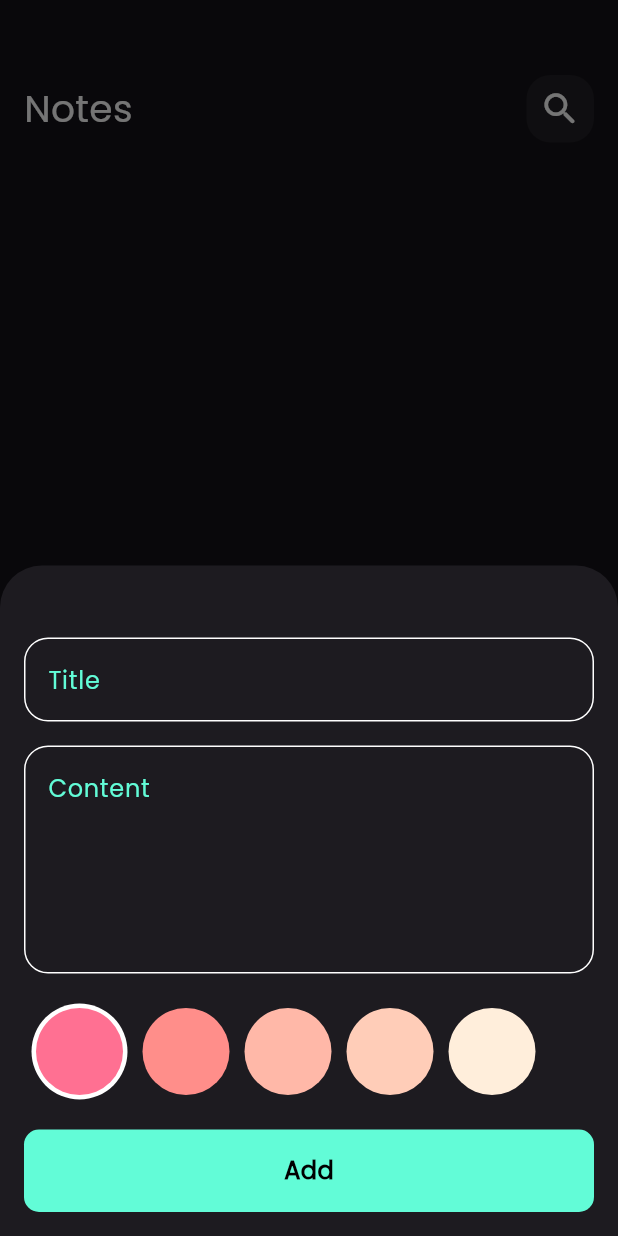
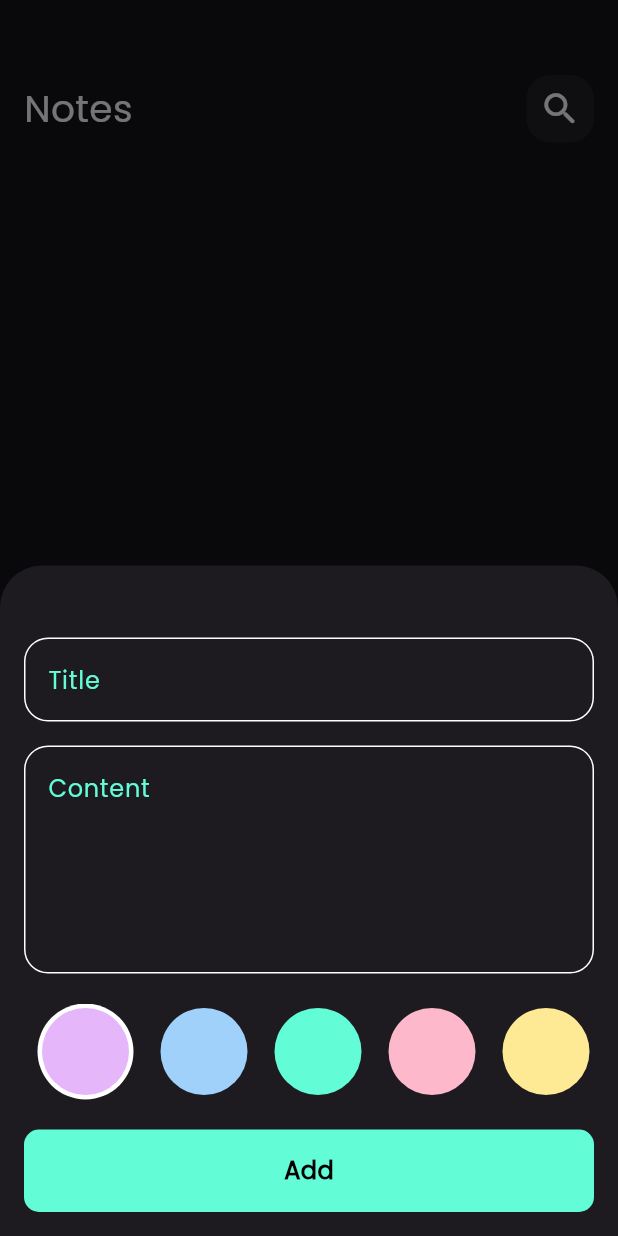
Before and after one commit to aya446/notes_app, a Flutter app: the screen it shows after launch, after a tap on the "add" icon, on a phone screen of 412 x 824 dp. Run offline on Flutter 3.47's test engine with Material 3 defaults, Android fonts, the phone set to English and light mode, and no system bars; our stand-ins replace bloc, flutter_bloc, font_awesome_flutter, hive, hive_flutter; accounts and stored records are empty.

Commit message:
finish adding and editing colors

```diff
--- a/lib/constants.dart
+++ b/lib/constants.dart
@@ -3,3 +3,5 @@ import 'package:flutter/material.dart';
 
 const kPrimaryColor = Color(0xff62FCD7);
 const kNotesBox = 'notes box';
+
+List<int> kColorsList =[ 0xFFe6b6fb , 0xFFa0d1fb , 0xff62FCD7 , 0xFFfeb8cc , 0xFFfee994 ];
--- a/lib/cubits/cubit/add_note_cubit.dart
+++ b/lib/cubits/cubit/add_note_cubit.dart
@@ -8,7 +8,9 @@ part 'add_note_state.dart';
 
 class AddNoteCubit extends Cubit<AddNoteState> {
   AddNoteCubit() : super(AddNoteInitial());
+  int color = 0xff62FCD7 ;
   addNote(NoteModel note) async {
+    note.color = color ;
     emit(AddNoteLoading());
     try {
       var NotesBox = Hive.box<NoteModel>(kNotesBox);
--- a/lib/cubits/cubit/notes_cubit.dart
+++ b/lib/cubits/cubit/notes_cubit.dart
@@ -9,6 +9,7 @@ part 'notes_state.dart';
 
 class NotesCubit extends Cubit<NotesState> {
   NotesCubit() : super(NotesInitial());
+
   List<NoteModel>? notes;
   fetchAllNotes(){
     notes =  Hive.box<NoteModel>(kNotesBox).values.toList();
--- a/lib/widgets/colors_list_view.dart
+++ b/lib/widgets/colors_list_view.dart
@@ -1,4 +1,7 @@
 import 'package:flutter/material.dart';
+import 'package:flutter_bloc/flutter_bloc.dart';
+import 'package:notes_app/constants.dart';
+import 'package:notes_app/cubits/cubit/add_note_cubit.dart';
 
 class ColorItem extends StatelessWidget {
   const ColorItem({super.key, required this.isActive, required this.color});
@@ -7,7 +10,7 @@ class ColorItem extends StatelessWidget {
   @override
   Widget build(BuildContext context) {
     return Padding(
-        padding: const EdgeInsets.symmetric(horizontal: 5.0),
+        padding: const EdgeInsets.symmetric(horizontal: 9.0),
         child: isActive
             ? CircleAvatar(
                 radius: 32,
@@ -30,7 +33,7 @@ class ColorsListview extends StatefulWidget {
 
 class _ColorsListviewState extends State<ColorsListview> {
   int currentIndex = 0;
-  List<int> colorsList =[ 0xFFff7092 , 0xFFff8e8a , 0xFFffb8a8 , 0xFFffcdb8 , 0xffffeedb ];
+
   @override
   Widget build(BuildContext context) {
     return SizedBox(
@@ -40,16 +43,17 @@ class _ColorsListviewState extends State<ColorsListview> {
           return GestureDetector(
             onTap: () {
               currentIndex= index;
+              BlocProvider.of<AddNoteCubit>(context).color = kColorsList[index];
               setState(() {
 
               });
             },
               child: ColorItem(
-              color: colorsList[index],
+              color: kColorsList[index],
               isActive: currentIndex == index ? true : false,
           ),);
         },
-        itemCount: colorsList.length,
+        itemCount: kColorsList.length,
         scrollDirection: Axis.horizontal,
       ),
     );
```
Also changed, not shown: lib/widgets/edit_list_view.dart (added, +46 -0 lines), lib/widgets/edit_view_body.dart (+7 -2 lines).
